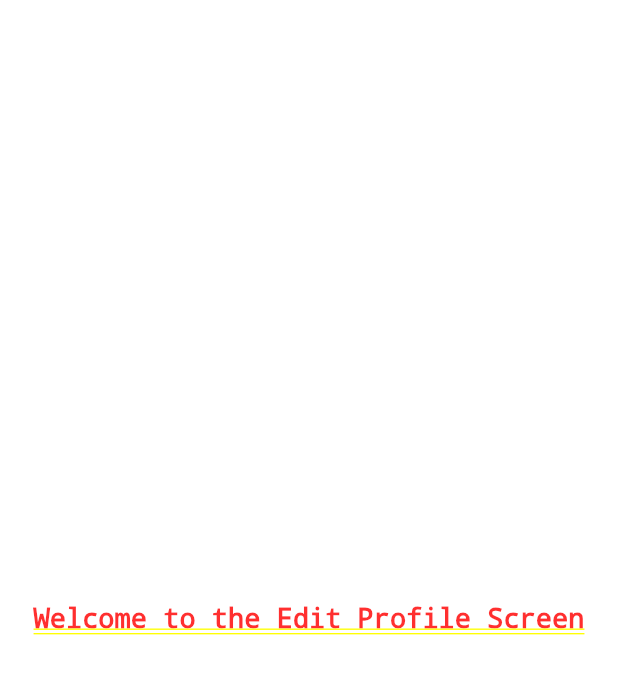
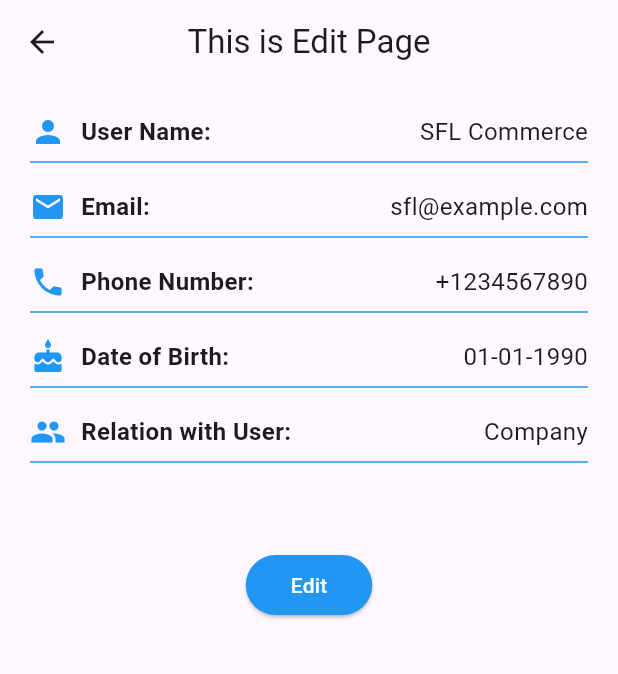
Before and after one commit to Md-Junaead/v2-Micro-Finance, a Flutter app: the NomineeScreen screen opened by its route, after a tap on "Edit", on a phone screen of 412 x 824 dp. Shown: the top 674 px of the screen. Run offline on Flutter 3.47's test engine with Material 3 defaults, Android fonts, the phone set to English and light mode, and no system bars; our stand-ins replace image_picker.

Commit message:
User & Nominee Profile is Up

```diff
--- a/lib/main.dart
+++ b/lib/main.dart
@@ -14,7 +14,7 @@ class MicroFinance extends StatelessWidget {
       debugShowCheckedModeBanner: false,
       theme: ThemeData(primarySwatch: Colors.blue),
       // this is the initial route indicating from where our app will start
-      initialRoute: RoutesName.nomineeScreen,
+      initialRoute: RoutesName.profileScreen,
       onGenerateRoute: Routes.generateRoute, // Name of Open screen
     );
   }
--- a/lib/screens/profile/edit_profile_screen.dart
+++ b/lib/screens/profile/edit_profile_screen.dart
@@ -1,12 +1,97 @@
 import 'package:flutter/material.dart';
+import 'package:v1_micro_finance/configs/routes/routes_name.dart';
+import 'package:v1_micro_finance/screens/profile/nominee_screen.dart';
 
 class EditProfileScreen extends StatelessWidget {
+  const EditProfileScreen({Key? key}) : super(key: key);
+
   @override
   Widget build(BuildContext context) {
-    return Center(
-      child: Text(
-        'Welcome to the Edit Profile Screen',
-        style: TextStyle(fontSize: 18, fontWeight: FontWeight.bold),
+    // Dummy data from API
+    final nomineeData = {
+      'name': 'SFL Commerce',
+      'email': 'sfl@example.com',
+      'phone': '+1234567890',
+      'dob': '01-01-1990',
+      'relation': 'Company'
+    };
+
+    return Scaffold(
+      appBar: AppBar(
+        title: const Text('This is Edit Page'),
+        centerTitle: true,
+      ),
+      body: SafeArea(
+        child: SingleChildScrollView(
+          child: Padding(
+            padding: const EdgeInsets.symmetric(
+                horizontal: 20.0), // 5% margin on both sides
+            child: Column(
+              crossAxisAlignment: CrossAxisAlignment.start,
+              children: [
+                const SizedBox(height: 20),
+                _buildDetailRow(
+                    Icons.person, 'User Name:', nomineeData['name']!),
+                _buildDetailRow(Icons.email, 'Email:', nomineeData['email']!),
+                _buildDetailRow(
+                    Icons.phone, 'Phone Number:', nomineeData['phone']!),
+                _buildDetailRow(
+                    Icons.cake, 'Date of Birth:', nomineeData['dob']!),
+                _buildDetailRow(Icons.group, 'Relation with User:',
+                    nomineeData['relation']!),
+                const SizedBox(height: 40), // Spacing before the button
+                Center(
+                  child: ElevatedButton(
+                    style: ElevatedButton.styleFrom(
+                      backgroundColor: Colors.blue,
+                      foregroundColor: Colors.white,
+                      padding: const EdgeInsets.symmetric(
+                          horizontal: 30, vertical: 10),
+                    ),
+                    onPressed: () {
+                      Navigator.pushNamed(
+                          context, RoutesName.editProfileScreen);
+                    },
+                    child: const Text('Edit'),
+                  ),
+                ),
+              ],
+            ),
+          ),
+        ),
+      ),
+    );
+  }
+
+  Widget _buildDetailRow(IconData icon, String label, String value) {
+    return Padding(
+      padding:
+          const EdgeInsets.only(bottom: 10.0), // 2% gap below every user info
+      child: Column(
+        crossAxisAlignment: CrossAxisAlignment.start,
+        children: [
+          Row(
+            children: [
+              Icon(icon, color: Colors.blue), // Icon before label
+              const SizedBox(width: 10), // Space between icon and label
+              Expanded(
+                child: Text(
+                  label,
+                  style: const TextStyle(
+                      fontSize: 16, fontWeight: FontWeight.bold),
+                ),
+              ),
+              Text(
+                value,
+                style: const TextStyle(fontSize: 16),
+                textAlign: TextAlign.end,
+              ),
+            ],
+          ),
+          const Divider(
+              color: Colors.blue,
+              thickness: 1), // 1px blue underline below every information
+        ],
       ),
     );
   }
--- a/lib/screens/profile/nominee_screen.dart
+++ b/lib/screens/profile/nominee_screen.dart
@@ -9,11 +9,11 @@ class NomineeScreen extends StatelessWidget {
   Widget build(BuildContext context) {
     // Dummy data from API
     final nomineeData = {
-      'name': 'John Doe',
-      'email': 'johndoe@example.com',
+      'name': 'SFL Commerce',
+      'email': 'sfl@example.com',
       'phone': '+1234567890',
       'dob': '01-01-1990',
-      'relation': 'Brother'
+      'relation': 'Company'
     };
 
     return Scaffold(
@@ -21,7 +21,8 @@ class NomineeScreen extends StatelessWidget {
         title: const Text('Nominee Details'),
         centerTitle: true,
       ),
-      body: SingleChildScrollView(
+      body: SafeArea(
+        child: SingleChildScrollView(
           child: Padding(
             padding: const EdgeInsets.symmetric(
                 horizontal: 20.0), // 5% margin on both sides
@@ -29,11 +30,15 @@ class NomineeScreen extends StatelessWidget {
               crossAxisAlignment: CrossAxisAlignment.start,
               children: [
                 const SizedBox(height: 20),
-              _buildDetailRow('Nominee Name:', nomineeData['name']!),
-              _buildDetailRow('Email:', nomineeData['email']!),
-              _buildDetailRow('Phone Number:', nomineeData['phone']!),
-              _buildDetailRow('Date of Birth (DoB):', nomineeData['dob']!),
-              _buildDetailRow('Relation with User:', nomineeData['relation']!),
+                _buildDetailRow(
+                    Icons.person, 'Nominee Name:', nomineeData['name']!),
+                _buildDetailRow(Icons.email, 'Email:', nomineeData['email']!),
+                _buildDetailRow(
+                    Icons.phone, 'Phone Number:', nomineeData['phone']!),
+                _buildDetailRow(
+                    Icons.cake, 'Date of Birth (DoB):', nomineeData['dob']!),
+                _buildDetailRow(Icons.group, 'Relation with User:',
+                    nomineeData['relation']!),
                 const SizedBox(height: 40), // Spacing before the button
                 Center(
                   child: ElevatedButton(
@@ -44,7 +49,8 @@ class NomineeScreen extends StatelessWidget {
                           horizontal: 30, vertical: 10),
                     ),
                     onPressed: () {
-                    Navigator.pushNamed(context, RoutesName.editProfileScreen);
+                      Navigator.pushNamed(
+                          context, RoutesName.editProfileScreen);
                     },
                     child: const Text('Edit'),
                   ),
@@ -53,26 +59,38 @@ class NomineeScreen extends StatelessWidget {
             ),
           ),
         ),
+      ),
     );
   }
 
-  Widget _buildDetailRow(String label, String value) {
+  Widget _buildDetailRow(IconData icon, String label, String value) {
     return Padding(
-      padding: const EdgeInsets.symmetric(vertical: 10.0),
-      child: Row(
-        mainAxisAlignment: MainAxisAlignment.spaceBetween,
+      padding:
+          const EdgeInsets.only(bottom: 10.0), // 2% gap below every user info
+      child: Column(
+        crossAxisAlignment: CrossAxisAlignment.start,
         children: [
+          Row(
+            children: [
+              Icon(icon, color: Colors.blue), // Icon before label
+              const SizedBox(width: 10), // Space between icon and label
+              Expanded(
+                child: Text(
+                  label,
+                  style: const TextStyle(
+                      fontSize: 16, fontWeight: FontWeight.bold),
+                ),
+              ),
               Text(
-            label,
-            style: const TextStyle(fontSize: 16, fontWeight: FontWeight.bold),
-          ),
-          Flexible(
-            child: Text(
                 value,
                 style: const TextStyle(fontSize: 16),
                 textAlign: TextAlign.end,
               ),
+            ],
           ),
+          const Divider(
+              color: Colors.blue,
+              thickness: 1), // 1px blue underline below every information
         ],
       ),
     );
--- a/lib/screens/profile/profile.dart
+++ b/lib/screens/profile/profile.dart
@@ -1,7 +1,8 @@
 import 'package:flutter/material.dart';
+import 'package:v1_micro_finance/configs/routes/routes_name.dart';
 import 'package:v1_micro_finance/screens/bottom/home_screen.dart';
-import 'package:v1_micro_finance/screens/dashboard/check_balance_screen.dart';
-import 'package:v1_micro_finance/screens/withdraw/bank_withdrawal_screen.dart';
+import 'package:v1_micro_finance/screens/profile/my_account_screen.dart';
+import 'package:v1_micro_finance/screens/profile/nominee_screen.dart';
 
 class ProfileScreen extends StatelessWidget {
   // List of buttons with titles, icons, and corresponding screens
@@ -9,12 +10,12 @@ class ProfileScreen extends StatelessWidget {
     {
       "title": "My Account",
       "icon": Icons.person,
-      "screen": CheckBalanceScreen(),
+      "screen": UserScreen(),
     },
     {
       "title": "Nominee",
       "icon": Icons.group,
-      "screen": BankWithdrawalScreen(),
+      "screen": NomineeScreen(),
     },
     {
       "title": "Address",
@@ -115,8 +116,8 @@ class ProfileScreen extends StatelessWidget {
                         child: Center(
                           child: ElevatedButton(
                             onPressed: () {
-                              // Navigates to the edit profile screen
-                              Navigator.pushNamed(context, '/edit_profile');
+                              Navigator.pushNamed(
+                                  context, RoutesName.editProfileScreen);
                             },
                             style: ElevatedButton.styleFrom(
                               backgroundColor:
```
Also changed, not shown: lib/screens/profile/my_account_screen.dart (+34 -16 lines). Lines whose indentation alone changed are shown as unchanged.
